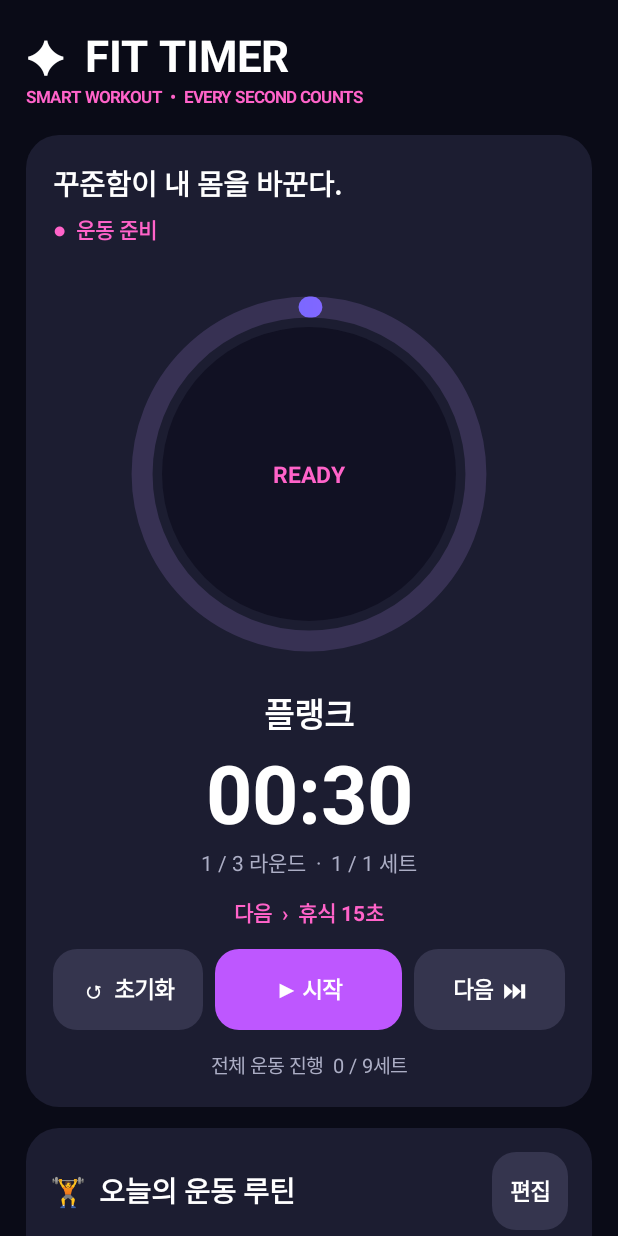
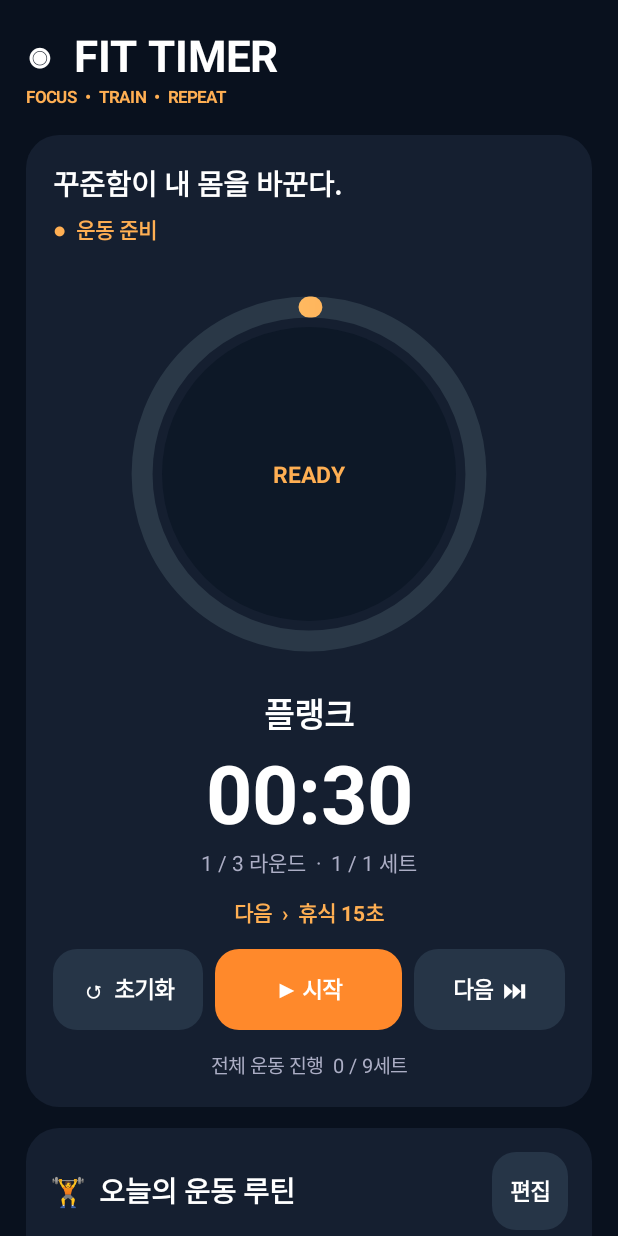
Before and after one commit to danoh14-cmyk/literate-fiesta, an Android app: the screen it shows after launch (MainActivity), after a tap on "▶ 시작", on a phone screen of 412 x 824 dp. Run offline under Robolectric (Android 15) with nearby library versions, the phone set to English and light mode, and no system bars; 1 other tap on this screen came first.

Commit message:
Add files via upload

```diff
--- a/FitTimer/app/src/main/java/com/fittimer/app/MainActivity.java
+++ b/FitTimer/app/src/main/java/com/fittimer/app/MainActivity.java
@@ -14,20 +14,20 @@ import org.json.*;
 import java.util.*;
 
 public class MainActivity extends Activity {
- final int BG=Color.rgb(10,11,23), CARD=Color.rgb(28,29,49), PURPLE=Color.rgb(190,87,255), PINK=Color.rgb(255,99,201), WHITE=Color.WHITE, MUTED=Color.rgb(172,174,197);
+ final int BG=Color.rgb(9,17,30), CARD=Color.rgb(21,31,48), PURPLE=Color.rgb(255,137,43), PINK=Color.rgb(255,175,83), WHITE=Color.WHITE, MUTED=Color.rgb(172,174,197);
  LinearLayout page,list; TextView phase,name,clock,roundLabel,nextLabel,progressLabel,playButton; Ring ring;
  ArrayList<Exercise> exercises=new ArrayList<>(); ArrayList<Step> steps=new ArrayList<>();
  int rounds=3,index=0,remaining=30,stepDuration=30; boolean running=false,done=false; long deadline=0; Handler handler=new Handler(Looper.getMainLooper()); String soundMode="음성 + 알림음";
  final BroadcastReceiver stateReceiver=new BroadcastReceiver(){@Override public void onReceive(Context c,Intent intent){
- if(!intent.getBooleanExtra("hasPlan",true)){sendPlan();return;}index=intent.getIntExtra("index",index);remaining=intent.getIntExtra("remaining",remaining);running=intent.getBooleanExtra("running",false);done=intent.getBooleanExtra("completed",false);
+ if(!intent.getBooleanExtra("hasPlan",true)){if(!running&&!done)sendPlan();return;}index=intent.getIntExtra("index",index);remaining=intent.getIntExtra("remaining",remaining);running=intent.getBooleanExtra("running",false);done=intent.getBooleanExtra("completed",false);
  if(index<steps.size())stepDuration=steps.get(index).seconds;update();}};
  boolean receiverRegistered=false;
- void command(String action){Intent i=new Intent(this,WorkoutService.class);i.putExtra("command",action);startForegroundService(i);}
+ void command(String action){Intent i=new Intent(this,WorkoutService.class);i.putExtra("command",action);if("query".equals(action))startService(i);else startForegroundService(i);}
  void sendPlan(){try{JSONArray arr=new JSONArray();for(Step s:steps){JSONObject j=new JSONObject();j.put("name",s.name);j.put("seconds",s.seconds);j.put("round",s.round);j.put("exercise",s.exercise);j.put("set",s.set);j.put("sets",s.sets);j.put("rest",s.rest);arr.put(j);}Intent i=new Intent(this,WorkoutService.class);i.putExtra("command","init");i.putExtra("plan",arr.toString());i.putExtra("mode",soundMode);startForegroundService(i);}catch(Exception ignored){}}
   static class Exercise {String name;int duration,rest,sets;Exercise(String n,int d,int r,int s){name=n;duration=d;rest=r;sets=s;}}
  static class Step {String name;int seconds,round,exercise,set,sets;boolean rest;Step(String n,int sec,int r,int e,int s,int max,boolean b){name=n;seconds=sec;round=r;exercise=e;set=s;sets=max;rest=b;}}
  int dp(float x){return (int)(getResources().getDisplayMetrics().density*x+.5f);}
- @Override public void onCreate(Bundle b){super.onCreate(b);getWindow().setStatusBarColor(BG);getWindow().setNavigationBarColor(BG);getWindow().getDecorView().setSystemUiVisibility(0);load();if(exercises.isEmpty()){exercises.add(new Exercise("플랭크",30,15,1));exercises.add(new Exercise("스쿼트",45,20,1));exercises.add(new Exercise("팔굽혀펴기",30,30,1));}build();render();if(!getPreferences(0).getBoolean("service_initialized",false)){sendPlan();getPreferences(0).edit().putBoolean("service_initialized",true).apply();}if(Build.VERSION.SDK_INT>=33&&checkSelfPermission("android.permission.POST_NOTIFICATIONS")!=android.content.pm.PackageManager.PERMISSION_GRANTED)requestPermissions(new String[]{"android.permission.POST_NOTIFICATIONS"},11);}
+ @Override public void onCreate(Bundle b){super.onCreate(b);getWindow().setStatusBarColor(BG);getWindow().setNavigationBarColor(BG);getWindow().getDecorView().setSystemUiVisibility(0);load();if(exercises.isEmpty()){exercises.add(new Exercise("플랭크",30,15,1));exercises.add(new Exercise("스쿼트",45,20,1));exercises.add(new Exercise("팔굽혀펴기",30,30,1));}build();render();if(Build.VERSION.SDK_INT>=33&&checkSelfPermission("android.permission.POST_NOTIFICATIONS")!=android.content.pm.PackageManager.PERMISSION_GRANTED)requestPermissions(new String[]{"android.permission.POST_NOTIFICATIONS"},11);}
  GradientDrawable shape(int color,int radius){GradientDrawable d=new GradientDrawable();d.setColor(color);d.setCornerRadius(dp(radius));return d;}
  TextView text(String s,int size,int color,boolean bold){TextView t=new TextView(this);t.setText(s);t.setTextColor(color);t.setTextSize(size);if(bold)t.setTypeface(null,1);t.setGravity(Gravity.CENTER_VERTICAL);return t;}
  LinearLayout vertical(){LinearLayout l=new LinearLayout(this);l.setOrientation(1);return l;}
@@ -35,9 +35,9 @@ public class MainActivity extends Activity {
  void pad(View v,int a){v.setPadding(dp(a),dp(a),dp(a),dp(a));}
  void gap(LinearLayout l,int h){View v=new View(this);l.addView(v,new LinearLayout.LayoutParams(1,dp(h)));}
  void card(LinearLayout parent,View content){LinearLayout.LayoutParams p=new LinearLayout.LayoutParams(-1,-2);p.bottomMargin=dp(14);content.setBackground(shape(CARD,22));parent.addView(content,p);}
- TextView button(String s,Runnable r,boolean primary){TextView t=text(s,15,WHITE,true);t.setGravity(Gravity.CENTER);t.setBackground(shape(primary?PURPLE:Color.rgb(53,53,78),16));t.setMinHeight(dp(52));t.setOnClickListener(v->r.run());return t;}
+ TextView button(String s,Runnable r,boolean primary){TextView t=text(s,15,WHITE,true);t.setGravity(Gravity.CENTER);t.setBackground(shape(primary?PURPLE:Color.rgb(38,53,71),16));t.setMinHeight(dp(52));t.setOnClickListener(v->r.run());return t;}
  void render(){ScrollView scroll=new ScrollView(this);scroll.setFillViewport(true);scroll.setBackgroundColor(BG);page=vertical();pad(page,17);scroll.addView(page);setContentView(scroll);
- TextView title=text("✦  FIT TIMER",29,WHITE,true);page.addView(title);TextView sub=text("SMART WORKOUT  •  EVERY SECOND COUNTS",11,PINK,true);page.addView(sub);gap(page,18);
+ TextView title=text("◉  FIT TIMER",29,WHITE,true);page.addView(title);TextView sub=text("FOCUS  •  TRAIN  •  REPEAT",11,PINK,true);page.addView(sub);gap(page,18);
  LinearLayout hero=vertical();pad(hero,18);TextView quote=text("꾸준함이 내 몸을 바꾼다.",19,WHITE,true);hero.addView(quote);gap(hero,6);phase=text("●  운동 준비",14,PINK,true);hero.addView(phase);gap(hero,10);
  ring=new Ring(this);hero.addView(ring,new LinearLayout.LayoutParams(-1,dp(285)));name=text("",22,WHITE,true);name.setGravity(Gravity.CENTER);hero.addView(name);clock=text("",54,WHITE,true);clock.setGravity(Gravity.CENTER);hero.addView(clock);roundLabel=text("",14,MUTED,false);roundLabel.setGravity(Gravity.CENTER);hero.addView(roundLabel);gap(hero,12);nextLabel=text("",14,PINK,true);nextLabel.setGravity(Gravity.CENTER);hero.addView(nextLabel);gap(hero,14);
  LinearLayout controls=horizontal();TextView prev=button("↺  초기화",()->{command("reset");},false);controls.addView(prev,new LinearLayout.LayoutParams(0,dp(54),1));playButton=button("▶ 시작",()->toggle(),true);LinearLayout.LayoutParams mid=new LinearLayout.LayoutParams(0,dp(54),1.25f);mid.setMargins(dp(8),0,dp(8),0);controls.addView(playButton,mid);TextView skip=button("다음  ⏭",()->command("next"),false);controls.addView(skip,new LinearLayout.LayoutParams(0,dp(54),1));hero.addView(controls);gap(hero,13);progressLabel=text("",13,MUTED,false);progressLabel.setGravity(Gravity.CENTER);hero.addView(progressLabel);card(page,hero);
@@ -46,14 +46,14 @@ public class MainActivity extends Activity {
  TextView foot=text("FIT TIMER  •  YOUR FITNESS JOURNEY",11,MUTED,false);foot.setGravity(Gravity.CENTER);page.addView(foot);update();}
  void build(){steps.clear();for(int r=1;r<=rounds;r++)for(int e=0;e<exercises.size();e++){Exercise x=exercises.get(e);for(int s=1;s<=x.sets;s++){steps.add(new Step(x.name,x.duration,r,e,s,x.sets,false));boolean last=r==rounds&&e==exercises.size()-1&&s==x.sets;if(!last&&x.rest>0)steps.add(new Step("휴식",x.rest,r,e,s,x.sets,true));}}index=0;done=false;remaining=steps.isEmpty()?0:steps.get(0).seconds;stepDuration=remaining;}
  void update(){if(ring==null)return;Step s=steps.isEmpty()?null:steps.get(Math.min(index,steps.size()-1));phase.setText(done?"✓  운동 완료":s!=null&&s.rest?"●  휴식 중":running?"●  운동 중":"●  운동 준비");phase.setTextColor(s!=null&&s.rest?Color.CYAN:PINK);name.setText(done?"오늘도 해냈어요!":s==null?"운동 없음":s.name);clock.setText(String.format(Locale.KOREA,"%02d:%02d",remaining/60,remaining%60));roundLabel.setText(s==null?"":s.round+" / "+rounds+" 라운드"+(s.rest?"  ·  회복": "  ·  "+s.set+" / "+s.sets+" 세트"));nextLabel.setText(done?"🎉  운동을 완료했습니다":index+1<steps.size()?"다음  ›  "+steps.get(index+1).name+" "+steps.get(index+1).seconds+"초":"마지막 단계");playButton.setText(running?"Ⅱ 일시정지":done?"▶ 다시 시작":"▶ 시작");int exerciseTotal=0,exerciseDone=0;for(int i=0;i<steps.size();i++){if(!steps.get(i).rest){exerciseTotal++;if(i<index||done)exerciseDone++;}}progressLabel.setText("전체 운동 진행  "+exerciseDone+" / "+exerciseTotal+"세트");ring.invalidate();refreshList();}
- void refreshList(){if(list==null)return;list.removeAllViews();for(int i=0;i<exercises.size();i++){Exercise x=exercises.get(i);LinearLayout row=horizontal();row.setPadding(dp(8),dp(11),dp(8),dp(11));TextView num=text(String.format(Locale.KOREA,"%02d",i+1),17,PINK,true);row.addView(num,new LinearLayout.LayoutParams(dp(40),-2));LinearLayout details=vertical();details.addView(text(x.name,17,WHITE,true));details.addView(text(x.duration+"초 운동  ·  "+x.rest+"초 휴식  ·  "+x.sets+"세트",12,MUTED,false));row.addView(details,new LinearLayout.LayoutParams(0,-2,1));boolean active=!done&&!steps.isEmpty()&&steps.get(Math.min(index,steps.size()-1)).exercise==i;TextView tag=text(active?"● 진행":"대기",12,active?PINK:MUTED,true);row.addView(tag);list.addView(row);if(i<exercises.size()-1){View line=new View(this);line.setBackgroundColor(Color.rgb(55,55,76));list.addView(line,new LinearLayout.LayoutParams(-1,dp(1)));}}}
- void toggle(){if(done){build();sendPlan();}command(running?"pause":"play");}
+ void refreshList(){if(list==null)return;list.removeAllViews();for(int i=0;i<exercises.size();i++){Exercise x=exercises.get(i);LinearLayout row=horizontal();row.setPadding(dp(8),dp(11),dp(8),dp(11));TextView num=text(String.format(Locale.KOREA,"%02d",i+1),17,PINK,true);row.addView(num,new LinearLayout.LayoutParams(dp(40),-2));LinearLayout details=vertical();details.addView(text(x.name,17,WHITE,true));details.addView(text(x.duration+"초 운동  ·  "+x.rest+"초 휴식  ·  "+x.sets+"세트",12,MUTED,false));row.addView(details,new LinearLayout.LayoutParams(0,-2,1));boolean active=!done&&!steps.isEmpty()&&steps.get(Math.min(index,steps.size()-1)).exercise==i;TextView tag=text(active?"● 진행":"대기",12,active?PINK:MUTED,true);row.addView(tag);list.addView(row);if(i<exercises.size()-1){View line=new View(this);line.setBackgroundColor(Color.rgb(43,57,74));list.addView(line,new LinearLayout.LayoutParams(-1,dp(1)));}}}
+ void toggle(){if(done){build();sendPlan();handler.postDelayed(()->command("play"),150);return;}command(running?"pause":"play");}
  void stop(){running=false;command("pause");}
  void advance(){command("next");}
- void chooseRounds(){final String[] options={"1","2","3","4","5","6","8","10","15","20"};new AlertDialog.Builder(this).setTitle("전체 라운드 수").setSingleChoiceItems(options,-1,(d,w)->{stop();rounds=Integer.parseInt(options[w]);build();render();sendPlan();d.dismiss();}).setNegativeButton("취소",null).show();}
+ void chooseRounds(){final String[] options={"1","2","3","4","5","6","8","10","15","20"};new AlertDialog.Builder(this).setTitle("전체 라운드 수").setSingleChoiceItems(options,-1,(d,w)->{stop();rounds=Integer.parseInt(options[w]);build();save();render();sendPlan();d.dismiss();}).setNegativeButton("취소",null).show();}
  void chooseSound(){String[] options={"음성 + 알림음","음성만","알림음만","무음"};new AlertDialog.Builder(this).setTitle("운동 안내 방식").setSingleChoiceItems(options,Arrays.asList(options).indexOf(soundMode),(d,w)->{soundMode=options[w];Intent soundIntent=new Intent(this,WorkoutService.class);soundIntent.putExtra("command","mode");soundIntent.putExtra("mode",soundMode);startForegroundService(soundIntent);d.dismiss();toast(soundMode+" 설정됨");}).setNegativeButton("취소",null).show();}
  void showEdit(){stop();String[] names=new String[exercises.size()+1];for(int i=0;i<exercises.size();i++)names[i]=exercises.get(i).name+"  ·  "+exercises.get(i).duration+"초 / "+exercises.get(i).sets+"세트";names[names.length-1]="＋ 새 운동 추가";new AlertDialog.Builder(this).setTitle("운동 루틴 편집").setItems(names,(d,w)->{if(w==exercises.size())editExercise(-1);else editExercise(w);}).setPositiveButton("닫기",null).show();}
- void editExercise(int pos){Exercise old=pos<0?new Exercise("새 운동",30,15,1):exercises.get(pos);LinearLayout form=vertical();pad(form,18);EditText title=new EditText(this);title.setSingleLine(true);title.setText(old.name);form.addView(text("운동 이름",14,Color.DKGRAY,true));form.addView(title);EditText[] fields=new EditText[3];String[] labels={"운동 시간 (초)","휴식 시간 (초)","개별 세트 수"};int[] values={old.duration,old.rest,old.sets};for(int i=0;i<3;i++){form.addView(text(labels[i],14,Color.DKGRAY,true));fields[i]=new EditText(this);fields[i].setInputType(2);fields[i].setText(""+values[i]);form.addView(fields[i]);}AlertDialog.Builder b=new AlertDialog.Builder(this).setTitle(pos<0?"운동 추가":"운동 수정").setView(form).setNegativeButton("취소",null).setPositiveButton("저장",(d,w)->{try{String n=title.getText().toString().trim();int sec=Integer.parseInt(fields[0].getText().toString()),rest=Integer.parseInt(fields[1].getText().toString()),sets=Integer.parseInt(fields[2].getText().toString());if(n.isEmpty()||sec<1||sec>3600||rest<0||rest>3600||sets<1||sets>20)throw new Exception();Exercise x=new Exercise(n,sec,rest,sets);if(pos<0){if(exercises.size()>=20){toast("운동은 최대 20개입니다");return;}exercises.add(x);}else exercises.set(pos,x);build();render();sendPlan();}catch(Exception ex){toast("이름과 시간(0~3600초), 세트(1~20)를 확인하세요");}});if(pos>=0&&exercises.size()>1)b.setNeutralButton("삭제",(d,w)->{exercises.remove(pos);build();render();sendPlan();});b.show();}
+ void editExercise(int pos){Exercise old=pos<0?new Exercise("새 운동",30,15,1):exercises.get(pos);LinearLayout form=vertical();pad(form,18);EditText title=new EditText(this);title.setSingleLine(true);title.setText(old.name);form.addView(text("운동 이름",14,Color.DKGRAY,true));form.addView(title);EditText[] fields=new EditText[3];String[] labels={"운동 시간 (초)","휴식 시간 (초)","개별 세트 수"};int[] values={old.duration,old.rest,old.sets};for(int i=0;i<3;i++){form.addView(text(labels[i],14,Color.DKGRAY,true));fields[i]=new EditText(this);fields[i].setInputType(2);fields[i].setText(""+values[i]);form.addView(fields[i]);}AlertDialog.Builder b=new AlertDialog.Builder(this).setTitle(pos<0?"운동 추가":"운동 수정").setView(form).setNegativeButton("취소",null).setPositiveButton("저장",(d,w)->{try{String n=title.getText().toString().trim();int sec=Integer.parseInt(fields[0].getText().toString()),rest=Integer.parseInt(fields[1].getText().toString()),sets=Integer.parseInt(fields[2].getText().toString());if(n.isEmpty()||sec<1||sec>3600||rest<0||rest>3600||sets<1||sets>20)throw new Exception();Exercise x=new Exercise(n,sec,rest,sets);if(pos<0){if(exercises.size()>=20){toast("운동은 최대 20개입니다");return;}exercises.add(x);}else exercises.set(pos,x);build();save();render();sendPlan();}catch(Exception ex){toast("이름과 시간(0~3600초), 세트(1~20)를 확인하세요");}});if(pos>=0&&exercises.size()>1)b.setNeutralButton("삭제",(d,w)->{exercises.remove(pos);build();save();render();sendPlan();});b.show();}
  void save(){try{JSONArray arr=new JSONArray();for(Exercise x:exercises){JSONObject j=new JSONObject();j.put("name",x.name);j.put("duration",x.duration);j.put("rest",x.rest);j.put("sets",x.sets);arr.put(j);}getPreferences(0).edit().putString("routine",arr.toString()).putInt("rounds",rounds).putString("sound",soundMode).apply();}catch(Exception ignored){}}
 
  void promptSaveRoutine(){EditText input=new EditText(this);input.setSingleLine(true);input.setHint("예: 아침 전신 운동");LinearLayout wrap=vertical();pad(wrap,20);wrap.addView(input);new AlertDialog.Builder(this).setTitle("루틴 이름 입력").setView(wrap).setNegativeButton("취소",null).setPositiveButton("저장",(d,w)->{String n=input.getText().toString().trim();if(n.isEmpty()){toast("루틴 이름을 입력하세요");return;}try{JSONArray all=new JSONArray(getPreferences(0).getString("named_routines","[]"));JSONArray next=new JSONArray();for(int i=0;i<all.length();i++){JSONObject old=all.getJSONObject(i);if(!n.equals(old.optString("title")))next.put(old);}JSONObject entry=new JSONObject();entry.put("title",n);entry.put("rounds",rounds);entry.put("sound",soundMode);JSONArray ex=new JSONArray();for(Exercise x:exercises){JSONObject j=new JSONObject();j.put("name",x.name);j.put("duration",x.duration);j.put("rest",x.rest);j.put("sets",x.sets);ex.put(j);}entry.put("exercises",ex);next.put(entry);getPreferences(0).edit().putString("named_routines",next.toString()).apply();save();toast("'"+n+"' 루틴 저장 완료");}catch(Exception e){toast("저장하지 못했습니다");}}).show();}
@@ -66,5 +66,5 @@ public class MainActivity extends Activity {
  @Override protected void onStart(){super.onStart();android.content.IntentFilter f=new android.content.IntentFilter(WorkoutService.ACTION_STATE);if(Build.VERSION.SDK_INT>=33)registerReceiver(stateReceiver,f,Context.RECEIVER_NOT_EXPORTED);else registerReceiver(stateReceiver,f);receiverRegistered=true;command("query");}
  @Override protected void onStop(){if(receiverRegistered){unregisterReceiver(stateReceiver);receiverRegistered=false;}super.onStop();}
  @Override protected void onDestroy(){super.onDestroy();}
- class Ring extends View {Paint p=new Paint(3);Ring(Context c){super(c);}protected void onDraw(Canvas c){super.onDraw(c);float cx=getWidth()/2f,cy=getHeight()/2f,r=Math.min(getWidth(),getHeight())*.39f;float stroke=dp(14);p.setStyle(Paint.Style.STROKE);p.setStrokeWidth(stroke);p.setStrokeCap(Paint.Cap.ROUND);p.setColor(Color.rgb(55,49,83));c.drawCircle(cx,cy,r,p);p.setShader(new SweepGradient(cx,cy,new int[]{PURPLE,PINK,Color.rgb(104,109,255),PURPLE},null));float fraction=stepDuration<=0?1:1f-remaining/(float)stepDuration;c.drawArc(cx-r,cy-r,cx+r,cy+r,-90,Math.max(1,360*fraction),false,p);p.setShader(null);p.setStyle(Paint.Style.FILL);p.setColor(Color.rgb(17,17,35));c.drawCircle(cx,cy,r-dp(13),p);p.setColor(PINK);p.setTextSize(dp(15));p.setTypeface(Typeface.DEFAULT_BOLD);p.setTextAlign(Paint.Align.CENTER);c.drawText(done?"COMPLETE":running?"KEEP GOING":"READY",cx,cy+dp(6),p);}}
+ class Ring extends View {Paint p=new Paint(3);Ring(Context c){super(c);}protected void onDraw(Canvas c){super.onDraw(c);float cx=getWidth()/2f,cy=getHeight()/2f,r=Math.min(getWidth(),getHeight())*.39f;float stroke=dp(14);p.setStyle(Paint.Style.STROKE);p.setStrokeWidth(stroke);p.setStrokeCap(Paint.Cap.ROUND);p.setColor(Color.rgb(42,56,71));c.drawCircle(cx,cy,r,p);p.setShader(new SweepGradient(cx,cy,new int[]{PURPLE,PINK,Color.rgb(255,199,112),PURPLE},null));float fraction=stepDuration<=0?1:1f-remaining/(float)stepDuration;c.drawArc(cx-r,cy-r,cx+r,cy+r,-90,Math.max(1,360*fraction),false,p);p.setShader(null);p.setStyle(Paint.Style.FILL);p.setColor(Color.rgb(13,24,39));c.drawCircle(cx,cy,r-dp(13),p);p.setColor(PINK);p.setTextSize(dp(15));p.setTypeface(Typeface.DEFAULT_BOLD);p.setTextAlign(Paint.Align.CENTER);c.drawText(done?"COMPLETE":running?"KEEP GOING":"READY",cx,cy+dp(6),p);}}
 }
```
Also changed, not shown: FitTimer/app/src/main/java/com/fittimer/app/WorkoutService.java (+7 -4 lines), 1 other file.
